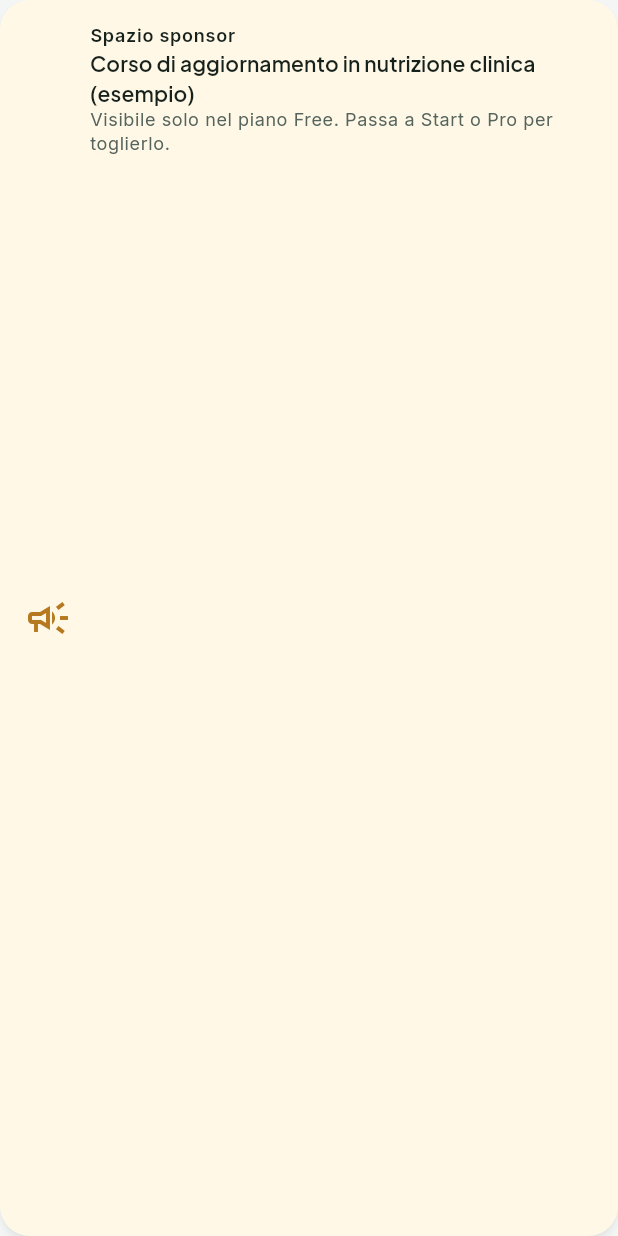
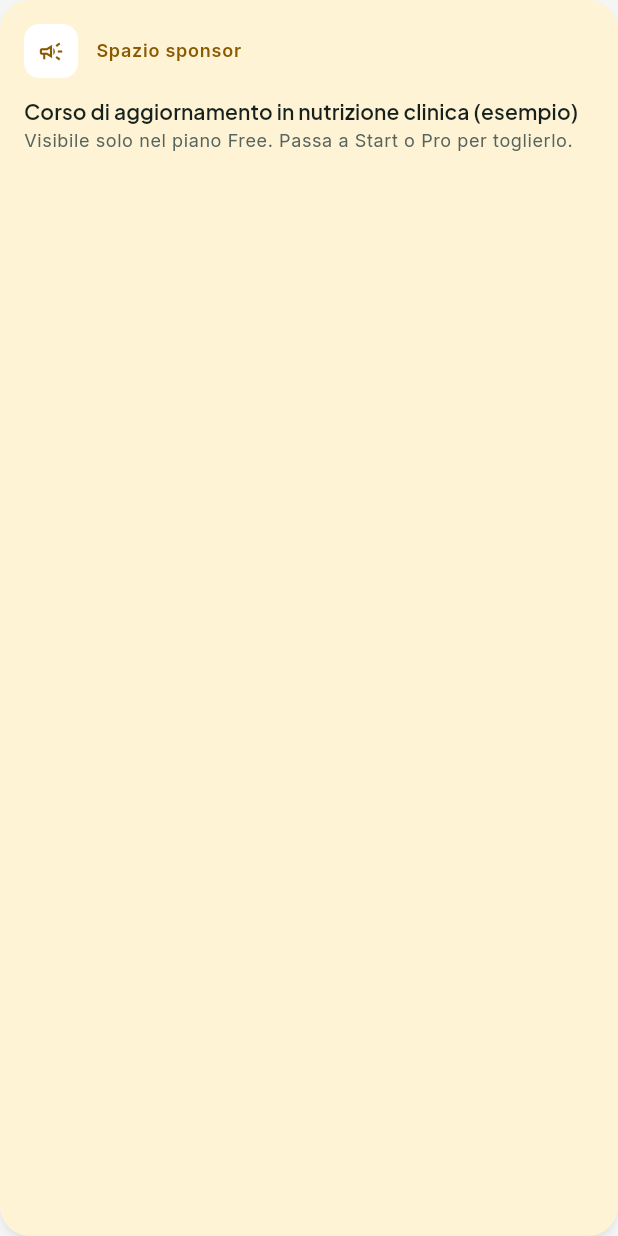
Before and after one commit to renatomancino/emad, a Flutter app: the SponsorCard widget shown alone on an empty page, opened directly, on a phone screen of 412 x 824 dp. Run offline on Flutter 3.47's test engine with Material 3 defaults, Android fonts, the phone set to English and light mode, and no system bars; our stand-ins replace flutter_dotenv, go_router, material_ui, supabase_flutter; accounts and stored records are empty; network calls fail.

Commit message:
Restyling: area nutrizionista (RNF_U_3)
Elenco pazienti e inviti con RigaElenco, etichette di stato con tono,
scheda sponsor e schede dei piani riorganizzate per testo grande,
invito con SchedaSezione; prove a 320 dp con testo al 200%.

Co-Authored-By: Claude Sonnet 5.5 <noreply@anthropic.com>
Claude-Session: https://claude.ai/code/session_01JiYCRsq66R7aFGiDoXeyac

```diff
--- a/lib/presentation/nutrizionista/sponsor_card.dart
+++ b/lib/presentation/nutrizionista/sponsor_card.dart
@@ -1,6 +1,7 @@
 import 'package:material_ui/material_ui.dart';
 
 import '../../core/tema/tema.dart';
+import '../comuni/componenti.dart';
 
 /// SponsorCard (RF_GAD_6, RNF_L_6): scheda STATICA, solo nella dashboard del
 /// nutrizionista con piano Free. Nessuna immagine remota, nessuna chiamata di
@@ -11,36 +12,41 @@ class SponsorCard extends StatelessWidget {
   @override
   Widget build(BuildContext context) {
     final testo = Theme.of(context).textTheme;
+    final c = context.colori;
     return Card(
-      color: const Color(0xFFFFF8E7),
+      color: c.avvisoTonale,
       child: Padding(
         padding: const EdgeInsets.all(16),
-        child: Row(
+        child: Column(
+          crossAxisAlignment: CrossAxisAlignment.start,
           children: [
-            const Icon(
-              Icons.campaign_outlined,
-              color: ColoriCenato.semaforoGiallo,
-              size: 32,
+            Row(
+              children: [
+                IconaTonale(
+                  icona: Icons.campaign_outlined,
+                  colore: c.avviso,
+                  sfondo: c.superficie,
+                  dimensione: 36,
                 ),
                 const SizedBox(width: 12),
                 Expanded(
-              child: Column(
-                crossAxisAlignment: CrossAxisAlignment.start,
-                children: [
-                  Text('Spazio sponsor', style: testo.labelMedium),
+                  child: Text(
+                    'Spazio sponsor',
+                    style: testo.labelMedium?.copyWith(color: c.avviso),
+                  ),
+                ),
+              ],
+            ),
+            const SizedBox(height: 12),
             Text(
               'Corso di aggiornamento in nutrizione clinica (esempio)',
               style: testo.titleSmall,
             ),
+            const SizedBox(height: 2),
             Text(
               'Visibile solo nel piano Free. Passa a Start o Pro per '
               'toglierlo.',
-                    style: testo.bodySmall?.copyWith(
-                      color: ColoriCenato.testoSecondario,
-                    ),
-                  ),
-                ],
-              ),
+              style: testo.bodySmall?.copyWith(color: c.testoSecondario),
             ),
           ],
         ),
```
Also changed, not shown: lib/presentation/nutrizionista/abbonamento_view.dart (+24 -24 lines), lib/presentation/nutrizionista/disponibilita_page.dart (+2 -6 lines), lib/presentation/nutrizionista/invito_page.dart (+9 -14 lines), lib/presentation/nutrizionista/pazienti_page.dart (+28 -23 lines), 1 other file. Lines whose indentation alone changed are shown as unchanged.
